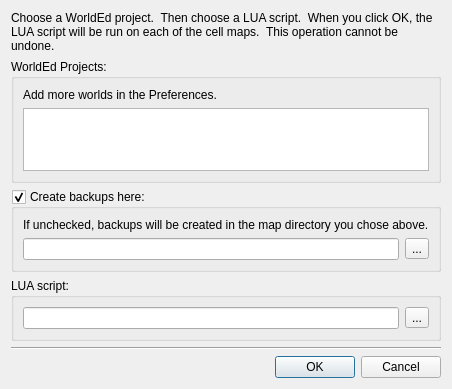
This is src/tiled/luaworlddialog.ui in timbaker/tiled as Qt 5 draws it before an edit. The edited form follows.
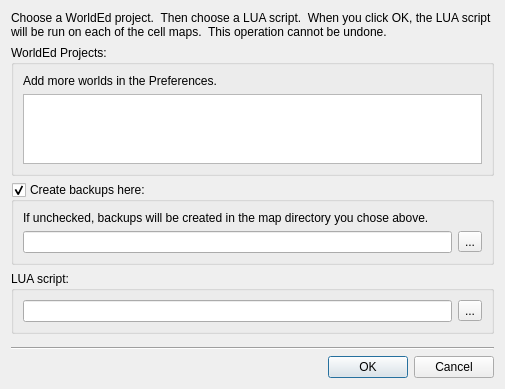
This is the edited form.

```diff
--- a/src/tiled/luaworlddialog.ui
+++ b/src/tiled/luaworlddialog.ui
@@ -6,7 +6,7 @@
    <rect>
     <x>0</x>
     <y>0</y>
-    <width>408</width>
+    <width>505</width>
     <height>389</height>
    </rect>
   </property>
@@ -97,6 +97,9 @@
         <property name="text">
          <string>If unchecked, backups will be created in the map directory you chose above.</string>
         </property>
+        <property name="wordWrap">
+         <bool>true</bool>
+        </property>
        </widget>
       </item>
      </layout>
```
